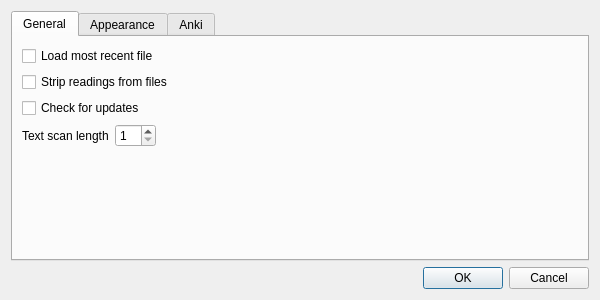
FooSoft/yomichan-anki, file ui/preferences.ui: the form before one commit.
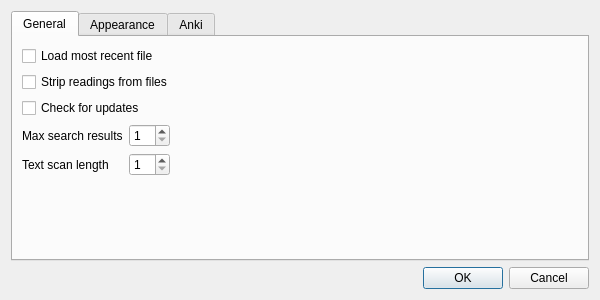
The form after the commit.

Commit message: Updating UI for preference dialog

```diff
--- a/ui/preferences.ui
+++ b/ui/preferences.ui
@@ -46,13 +46,33 @@
         </widget>
        </item>
        <item row="3" column="0">
+        <widget class="QLabel" name="label_2">
+         <property name="text">
+          <string>Max search results</string>
+         </property>
+        </widget>
+       </item>
+       <item row="3" column="1">
+        <widget class="QSpinBox" name="spinMaxResults">
+         <property name="sizePolicy">
+          <sizepolicy hsizetype="Fixed" vsizetype="Fixed">
+           <horstretch>0</horstretch>
+           <verstretch>0</verstretch>
+          </sizepolicy>
+         </property>
+         <property name="minimum">
+          <number>1</number>
+         </property>
+        </widget>
+       </item>
+       <item row="4" column="0">
         <widget class="QLabel" name="label_14">
          <property name="text">
           <string>Text scan length</string>
          </property>
         </widget>
        </item>
-       <item row="3" column="1">
+       <item row="4" column="1">
         <widget class="QSpinBox" name="spinScanLength">
          <property name="sizePolicy">
           <sizepolicy hsizetype="Fixed" vsizetype="Fixed">
```
Left out of the diff: 134 changed lines with no effect on the pictures. The commit also changes 5 other files.
